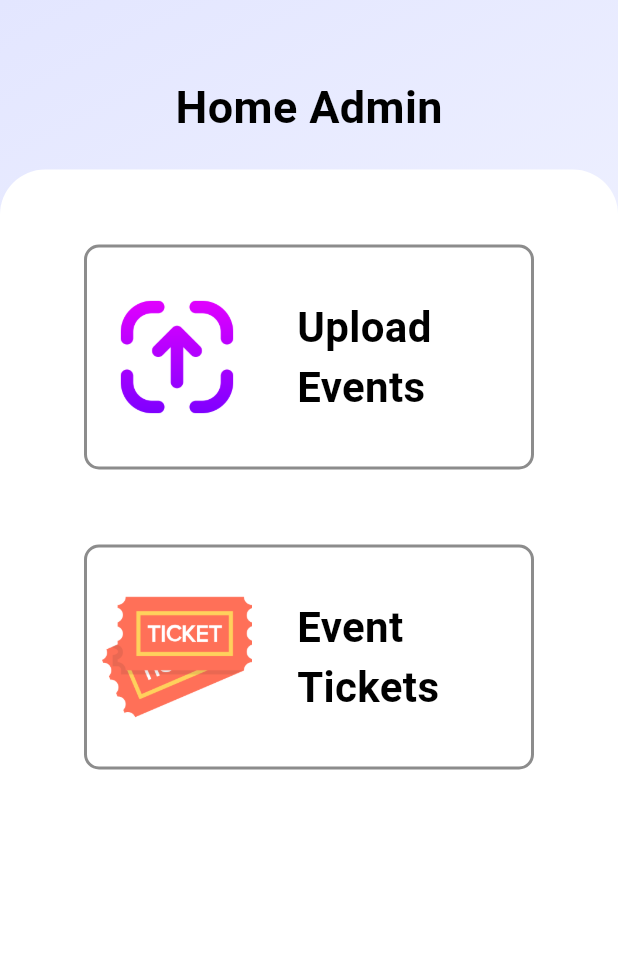
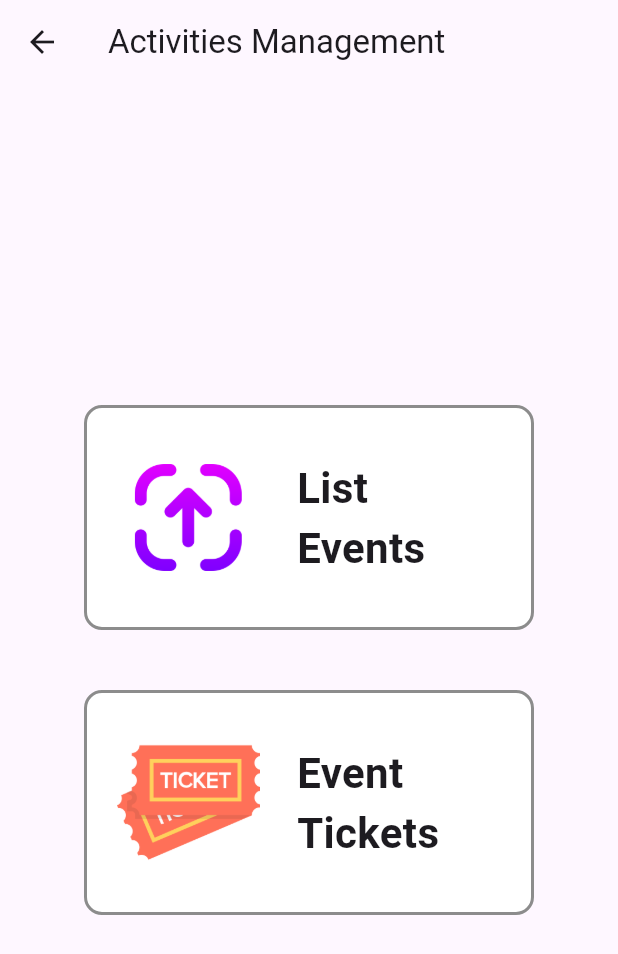
Before and after one commit to ainjhaa/Scrumbl_iServe-SRM, a Flutter app: the ActivityPage screen opened directly, on a phone screen of 412 x 824 dp. Shown: the top 954 px of the screen. Run offline on Flutter 3.47's test engine with Material 3 defaults, Android fonts, the phone set to English and light mode, and no system bars; our stand-ins replace cloud_firestore, firebase_auth, firebase_core, firebase_storage, get, image_picker and 2 more; missing offline and left inert: flutter_stripe; accounts and stored records are empty.

Commit message:
Revamp ActivityPage with new layout and buttons
Refactor ActivityPage layout to improve UI and navigation.

```diff
--- a/lib/screens/act_manage_page.dart
+++ b/lib/screens/act_manage_page.dart
@@ -1,9 +1,11 @@
+
 import 'package:cloud_firestore/cloud_firestore.dart';
 import 'package:demo_app/screens/ticket_event.dart';
 import 'package:demo_app/screens/upload_event.dart';
 import 'package:flutter/material.dart';
 import 'package:intl/intl.dart';
 import 'package:demo_app/screens/event_detail_page.dart';
+import 'package:demo_app/screens/list_events_page.dart';
 
 class ActivityPage extends StatefulWidget {
   const ActivityPage({super.key});
@@ -16,126 +18,76 @@ class _ActivityPageState extends State<ActivityPage> {
   @override
   Widget build(BuildContext context) {
     return Scaffold(
-      body: Container(
-        padding: EdgeInsets.only(top: 50.0),
-        width: MediaQuery.of(context).size.width,
-        decoration: BoxDecoration(
-            gradient: LinearGradient(
-                colors: [Color(0xffe3e6ff), Color(0xfff1f3ff), Colors.white],
-                begin: Alignment.topLeft,
-                end: Alignment.bottomRight)),
+      appBar: AppBar(
+        title: Text("Activities Management"),
+      ),
+      body: Center(
         child: Column(
+          mainAxisAlignment: MainAxisAlignment.center,
           children: [
-            Text(
-              "Home Admin",
-              style: TextStyle(
-                  color: Colors.black,
-                  fontSize: 30.0,
-                  fontWeight: FontWeight.bold),
-            ),
-            SizedBox(
-              height: 20.0,
-            ),
-            Expanded(
-              child: Container(
-                width: MediaQuery.of(context).size.width,
-                decoration: BoxDecoration(
-                    borderRadius: BorderRadius.only(
-                        topLeft: Radius.circular(30),
-                        topRight: Radius.circular(30)),
-                    color: Colors.white),
-                child: Column(
-                  children: [
-                    SizedBox(
-                      height: 50.0,
-                    ),
+
+            // 🔹 List Events Button
             GestureDetector(
-                      onTap: (){
-                        Navigator.push(context, MaterialPageRoute(builder: (context)=> UploadEvent()));
+              onTap: () {
+                Navigator.push(
+                  context,
+                  MaterialPageRoute(builder: (_) => const ListEventsPage()),
+                );
               },
-                      child: Container(
-                        height: 150,
-                        width: 300,
-                        decoration: BoxDecoration(
-                            color: Colors.white,
-                            borderRadius: BorderRadius.circular(10),
-                            border:
-                                Border.all(color: Colors.black45, width: 2.0)),
-                        child: Row(
-                          children: [
-                            SizedBox(
-                              width: 10.0,
-                            ),
-                            Image.asset(
-                              "assets/up.png",
-                              height: 100,
-                              width: 100,
-                              fit: BoxFit.cover,
-                            ),
-                            SizedBox(
-                              width: 30.0,
-                            ),
-                            Text(
-                              "Upload\nEvents",
-                              style: TextStyle(
-                                  color: Colors.black,
-                                  fontSize: 28.0,
-                                  fontWeight: FontWeight.bold),
-                            )
-                          ],
+              child: _menuButton(
+                iconPath: "assets/up.png",
+                title: "List\nEvents",
               ),
             ),
-                    ),
-                    SizedBox(
-                      height: 50.0,
-                    ),
+
+            const SizedBox(height: 40),
+
+            // 🔹 Event Tickets Button
             GestureDetector(
-                      onTap: (){
-                        Navigator.push(context, MaterialPageRoute(builder: (context)=> TicketEvent()));
+              onTap: () {
+                Navigator.push(
+                  context,
+                  MaterialPageRoute(builder: (_) => const TicketEvent()),
+                );
               },
-                      child: Container(
-                        height: 150,
-                        width: 300,
-                        decoration: BoxDecoration(
-                            color: Colors.white,
-                            borderRadius: BorderRadius.circular(10),
-                            border:
-                                Border.all(color: Colors.black45, width: 2.0)),
-                        child: Row(
-                          children: [
-                            SizedBox(
-                              width: 10.0,
-                            ),
-                            Image.asset(
-                              "assets/ticket.png",
-                              height: 100,
-                              width: 100,
-                              fit: BoxFit.cover,
-                            ),
-                            SizedBox(
-                              width: 30.0,
-                            ),
-                            Text(
-                              "Event\nTickets",
-                              style: TextStyle(
-                                  color: Colors.black,
-                                  fontSize: 28.0,
-                                  fontWeight: FontWeight.bold),
-                            )
-                          ],
+              child: _menuButton(
+                iconPath: "assets/ticket.png",
+                title: "Event\nTickets",
               ),
             ),
-                    ),
-                  ],
-                ),
-              ),
-            )
           ],
         ),
       ),
     );
   }
 
+  // 📌 Reusable Button Widget
+  Widget _menuButton({required String iconPath, required String title}) {
+    return Container(
+      height: 150,
+      width: 300,
+      padding: const EdgeInsets.symmetric(horizontal: 20),
+      decoration: BoxDecoration(
+        color: Colors.white,
+        borderRadius: BorderRadius.circular(12),
+        border: Border.all(color: Colors.black45, width: 2),
+      ),
+      child: Row(
+        children: [
+          Image.asset(iconPath, height: 95, width: 95, fit: BoxFit.cover),
+          const SizedBox(width: 25),
+          Text(
+            title,
+            style: const TextStyle(
+              fontSize: 28,
+              fontWeight: FontWeight.bold,
+            ),
+          ),
+        ],
+      ),
+    );
+  }
+}
   Stream? eventStream;
   int eventnumber = 0;
   String? _currentCity, name;
@@ -263,7 +215,7 @@ class _ActivityPageState extends State<ActivityPage> {
               : Container();
         });
   }
-}
+
 
 
 /*
```
Lines whose indentation alone changed are shown as unchanged.
